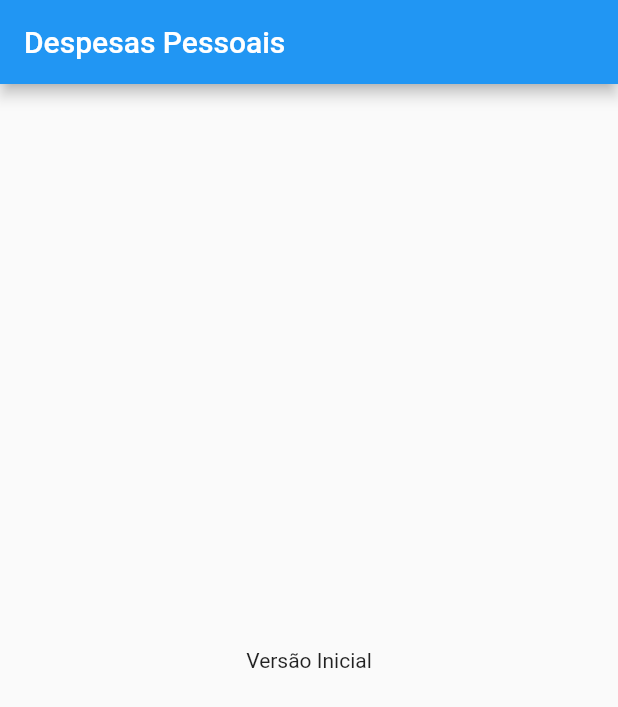
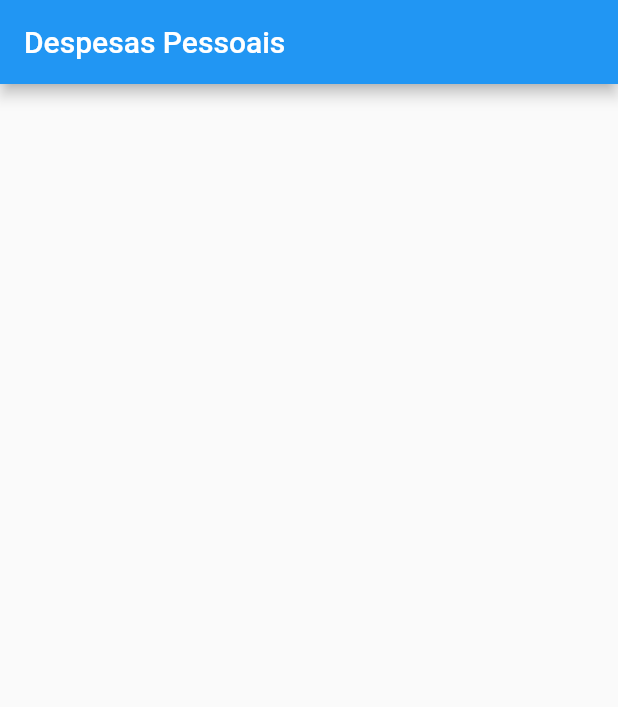
Before and after one commit to DavidCavalcanti/expenses, a Flutter app: the screen it shows after launch, on a phone screen of 412 x 824 dp. Shown: the top 707 px of the screen. Run offline on Flutter 3.47's test engine with Material 2 defaults, Android fonts, the phone set to English and light mode, and no system bars.

Commit message:
Substituir Center por Column

```diff
--- a/lib/main.dart
+++ b/lib/main.dart
@@ -16,8 +16,8 @@ class MyHomePage extends StatelessWidget {
       appBar: AppBar(
         title: Text('Despesas Pessoais'),
       ),
-      body: Center(
-        child: Text('Versão Inicial'),
+      body: Column(
+        children: [],
       ),
     );
   }
```
